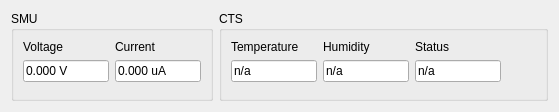
Qt form comet_longterm/statuswidget.ui (hephy-dd/comet-longterm) before a commit.
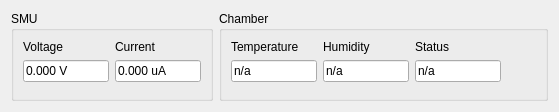
The same form after that commit.

```diff
--- a/comet_longterm/statuswidget.ui
+++ b/comet_longterm/statuswidget.ui
@@ -118,7 +118,7 @@
       </sizepolicy>
      </property>
      <property name="title">
-      <string>CTS</string>
+      <string>Chamber</string>
      </property>
      <layout class="QGridLayout" name="gridLayout">
       <item row="1" column="3">
```
